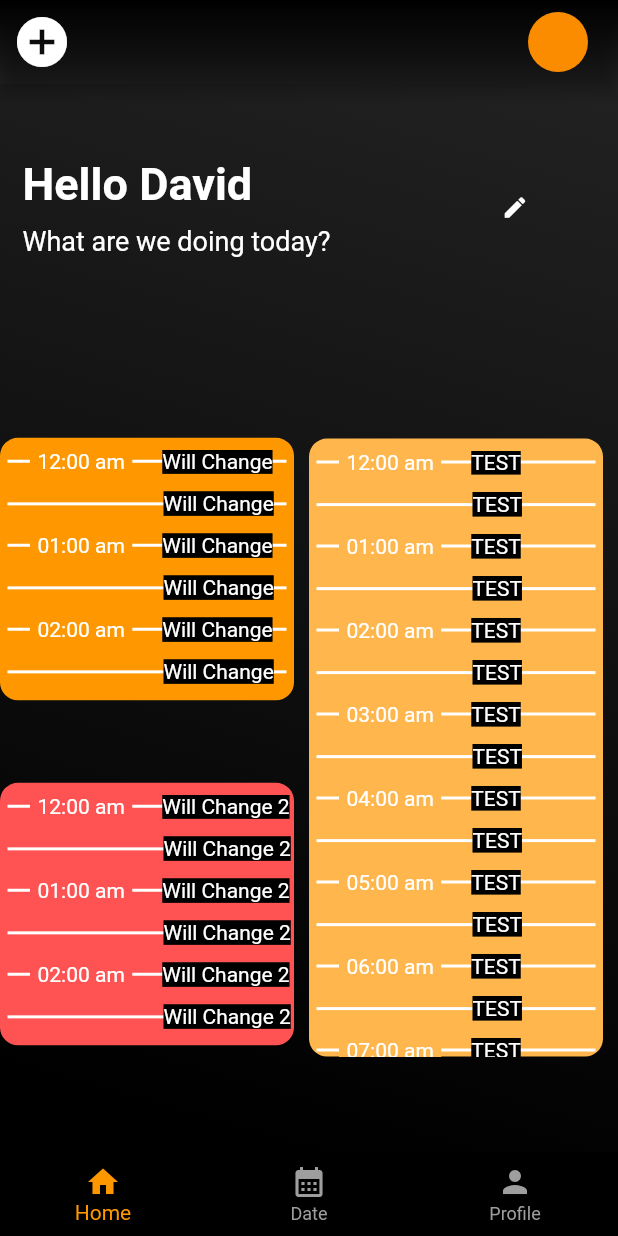
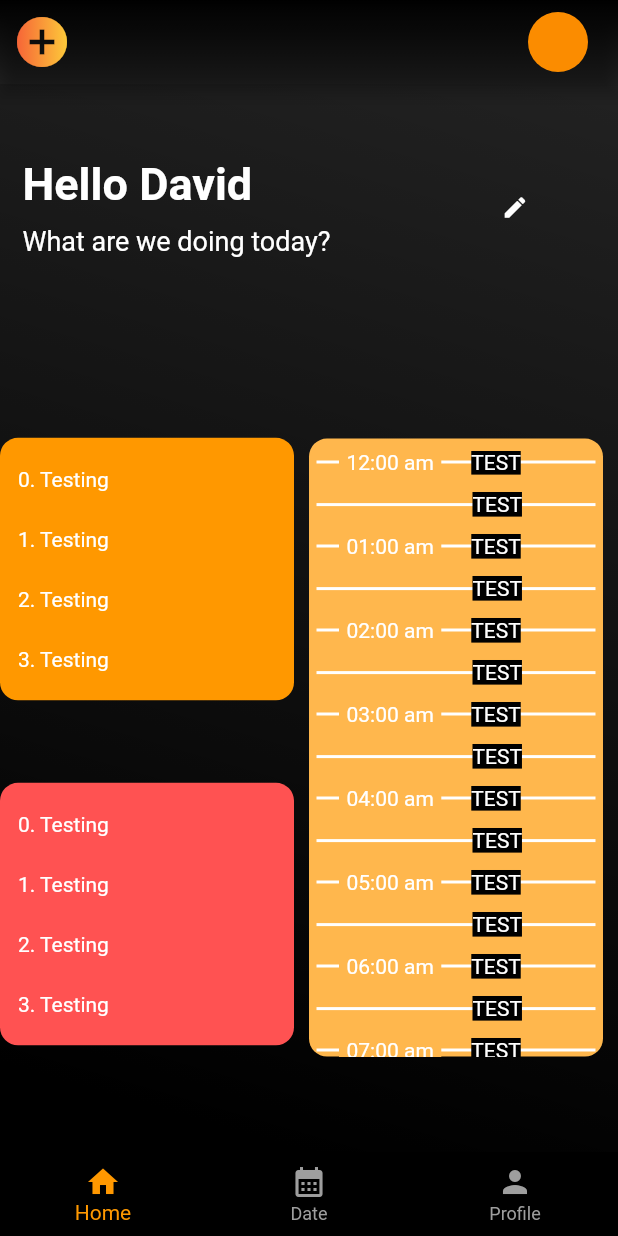
Before and after one commit to dawitmek/todo_time_app, a Flutter app: the screen it shows after launch, on a phone screen of 412 x 824 dp. Run offline on Flutter 3.47's test engine with Material 2 defaults, Android fonts, the phone set to English and light mode, and no system bars; our stand-ins replace get, shared_preferences.

Commit message:
added add button, TODO: Add Storage and Data

```diff
--- a/lib/models/tasks.dart
+++ b/lib/models/tasks.dart
@@ -1,5 +1,5 @@
-class ImportantCard {
-  const ImportantCard({
+class CardDataModel {
+  const CardDataModel({
     required this.cardId,
     required this.items,
   });
--- a/lib/screens/home.dart
+++ b/lib/screens/home.dart
@@ -1,5 +1,6 @@
 import 'package:flutter/material.dart';
 import 'package:todo_time_app/constant/vars.dart';
+import 'package:todo_time_app/widget/add_button.dart';
 import 'package:todo_time_app/widget/hours.dart';
 import 'package:todo_time_app/widget/time.dart';
 import 'package:todo_time_app/widget/todo.dart';
@@ -95,10 +96,18 @@ class HomeScreen extends StatelessWidget {
                                 itemCount: 5,
                                 shrinkWrap: false,
                                 itemBuilder: (BuildContext context, int index) {
-                                  return HourWidget(
-                                    task: "Will Change",
-                                    hour: index,
-                                    txtBgColor: mainColor,
+                                  return SingleChildScrollView(
+                                    child: Row(
+                                      children: [
+                                        Container(
+                                          padding: const EdgeInsets.all(12),
+                                          child: DefaultTextStyle(
+                                            style: const TextStyle(),
+                                            child: Text("$index. Testing"),
+                                          ),
+                                        ),
+                                      ],
+                                    ),
                                   );
                                 },
                               ),
@@ -141,10 +150,16 @@ class HomeScreen extends StatelessWidget {
                                     shrinkWrap: true,
                                     itemBuilder:
                                         (BuildContext context, int index) {
-                                      return HourWidget(
-                                        task: "Will Change 2",
-                                        hour: index,
-                                        txtBgColor: secColor,
+                                      return Row(
+                                        children: [
+                                          Container(
+                                            padding: const EdgeInsets.all(12),
+                                            child: DefaultTextStyle(
+                                              style: const TextStyle(),
+                                              child: Text("$index. Testing"),
+                                            ),
+                                          ),
+                                        ],
                                       );
                                     },
                                   ),
@@ -260,12 +275,29 @@ class HomeAppBar extends StatelessWidget with PreferredSizeWidget {
   Widget build(BuildContext context) {
     return AppBar(
       backgroundColor: Colors.transparent,
-      leading: const InkWell(
-          child: Icon(
-        Icons.add_circle,
-        size: 40,
-        color: Colors.white,
-      )),
+      leading: GestureDetector(
+        child: Hero(
+          tag: "addButton",
+          child: ShaderMask(
+            shaderCallback: ((bounds) => const LinearGradient(
+                  colors: [Colors.red, Colors.yellow],
+                ).createShader(bounds)),
+            child: const Icon(
+              Icons.add_circle,
+              size: 40,
+            ),
+          ),
+        ),
+        onTap: () {
+          Navigator.of(context).push(
+            HeroDialogRoute(
+              builder: ((context) => const Center(
+                    child: AddNewCardButton(),
+                  )),
+            ),
+          );
+        },
+      ),
       actions: [
         Container(
             margin: const EdgeInsets.only(right: 20),
--- a/lib/widget/time.dart
+++ b/lib/widget/time.dart
@@ -8,8 +8,6 @@ class TimeModel extends StatelessWidget {
   final String id;
 
   final Color timeColor;
-
-  // TODO: Fix last 30 min widget spacing
 
   @override
   Widget build(BuildContext context) {
@@ -25,7 +23,7 @@ class TimeModel extends StatelessWidget {
                 padding: const EdgeInsets.all(8.0),
                 child: SizedBox(
                   width: MediaQuery.of(context).size.width / 1.3,
-                  height: MediaQuery.of(context).size.height,
+                  height: MediaQuery.of(context).size.height / 1.2,
                   child: Container(
                     margin: const EdgeInsets.only(top: 8, bottom: 8),
                     decoration: BoxDecoration(
--- a/pubspec.yaml
+++ b/pubspec.yaml
@@ -33,7 +33,8 @@ dependencies:
   flutter:
     sdk: flutter
   get: ^4.6.5
-  shared_preferences: ^2.0.15
+  localstorage: ^4.0.0+1
+  shared_preferences: ^2.0.16
 
 dev_dependencies:
   flutter_lints: ^2.0.0
```
Also changed, not shown: lib/widget/add_button.dart (added, +193 -0 lines), lib/widget/todo.dart (+7 -5 lines), pubspec.lock.
